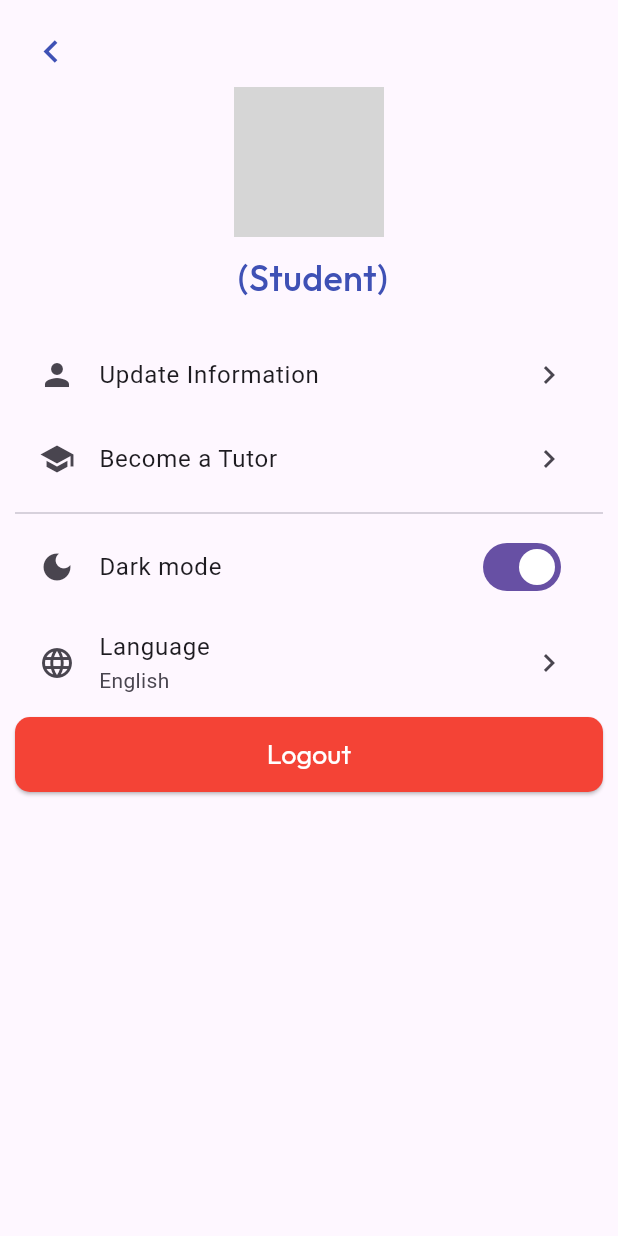
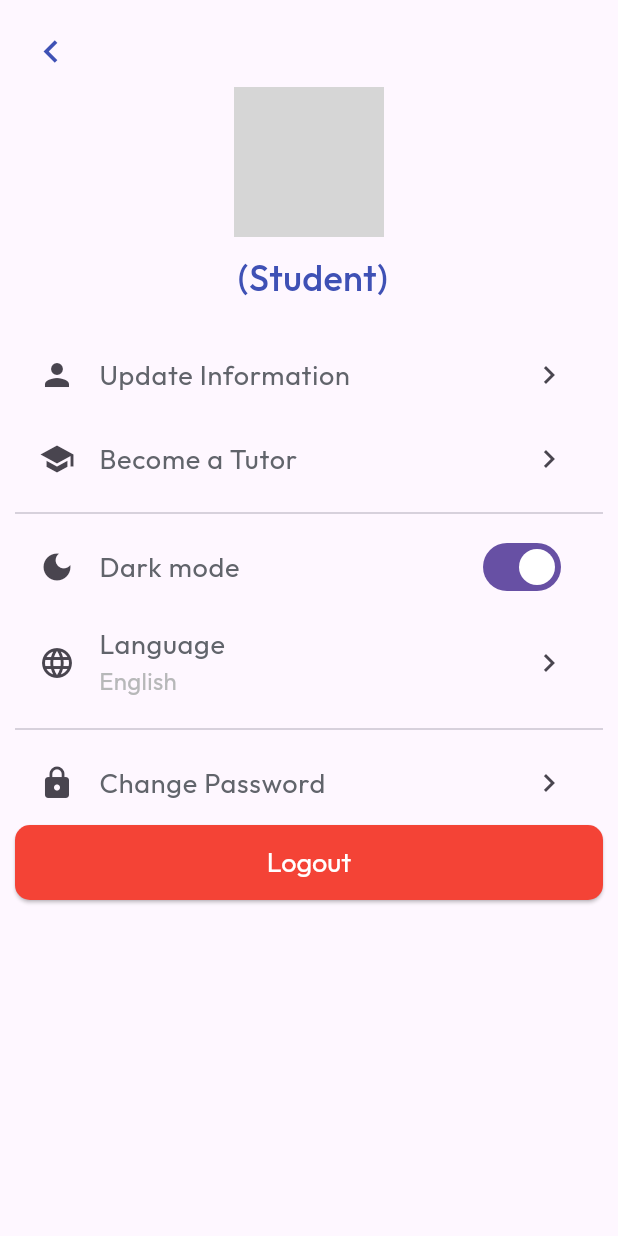
Before and after one commit to phatng45/LetTutor, a Flutter app: the MenuPageWidget screen opened directly with empty values, on a phone screen of 412 x 824 dp. Run offline on Flutter 3.47's test engine with Material 2 defaults, Android fonts, the phone set to English and light mode, and no system bars; our stand-ins replace auto_size_text, chewie, cloud_firestore, dio, expandable, flutter_rating_bar and 9 more; missing offline and left inert: country_flags, flutter_country, internet_file, json_path, pdfx; accounts and stored records are empty; network calls fail; grey boxes are pictures that could not be loaded.

Commit message:
Update menu_page_widget.dart

```diff
--- a/lib/menu_page/menu_page_widget.dart
+++ b/lib/menu_page/menu_page_widget.dart
@@ -66,27 +66,39 @@ class _MenuPageWidgetState extends State<MenuPageWidget> {
                   height: 20,
                 ),
                 ListTile(
-                  title: Text('Update Information'),
+                  title: Text('Update Information',
+                      style: FlutterFlowTheme.of(context).subtitle1),
                   leading: Icon(Icons.person),
                   trailing: Icon(Icons.chevron_right),
                 ),
                 ListTile(
-                  title: Text('Become a Tutor'),
+                  title: Text('Become a Tutor',
+                      style: FlutterFlowTheme.of(context).subtitle1),
                   leading: Icon(Icons.school),
                   trailing: Icon(Icons.chevron_right),
                 ),
                 Divider(),
                 SwitchListTile(
-                  title: Text('Dark mode'),
+                  title: Text('Dark mode',
+                      style: FlutterFlowTheme.of(context).subtitle1),
                   value: true,
                   onChanged: (bool value) {},
                   secondary: Icon(Icons.dark_mode),
                 ),
                 ListTile(
-                  title: Text('Language'),
+                  title: Text('Language',
+                      style: FlutterFlowTheme.of(context).subtitle1),
                   leading: Icon(Icons.language),
                   trailing: Icon(Icons.chevron_right),
-                  subtitle: Text('English'),
+                  subtitle: Text('English',
+                      style: FlutterFlowTheme.of(context).subtitle2),
+                ),
+                Divider(),
+                ListTile(
+                  title: Text('Change Password',
+                      style: FlutterFlowTheme.of(context).subtitle1),
+                  leading: Icon(Icons.lock),
+                  trailing: Icon(Icons.chevron_right),
                 ),
                 ElevatedButton(
                     style: ElevatedButton.styleFrom(
```
